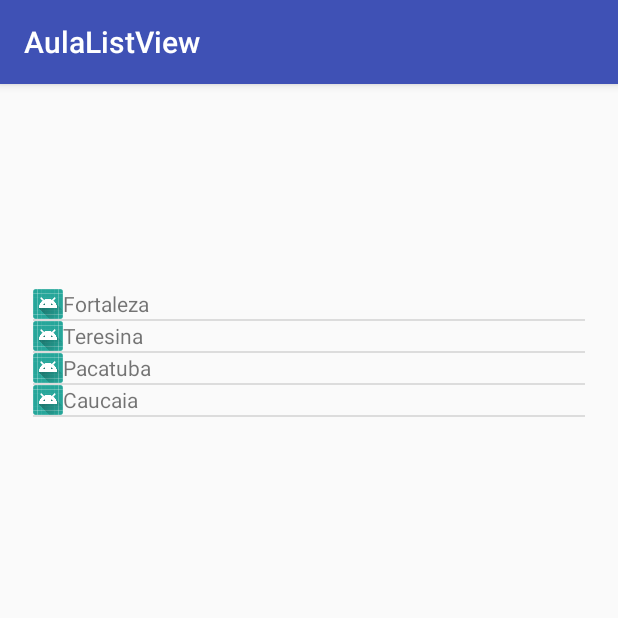
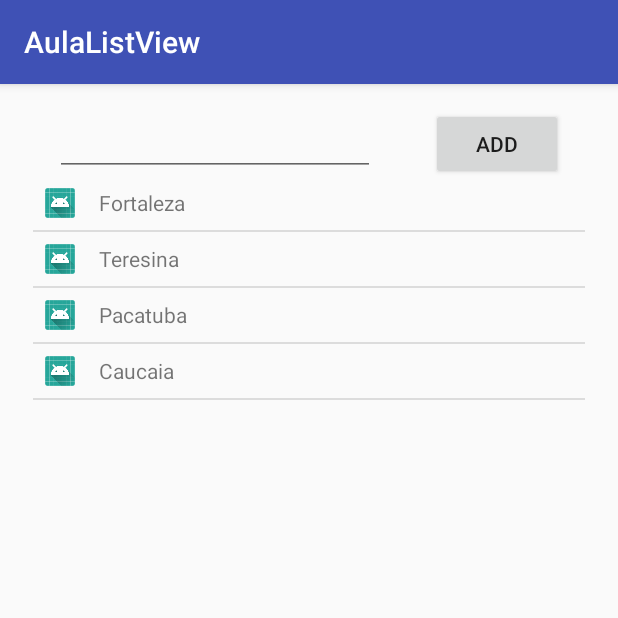
Before and after one commit to manelv8/AulaListView, an Android app: the screen it shows after launch (MainActivity), on a phone screen of 412 x 824 dp, the top half of it. Run offline under Robolectric (Android 15) with nearby library versions, the phone set to English and light mode, and no system bars.

Commit message:
adicionando elementos na listview

```diff
--- a/app/src/main/java/tech/sobre/aulalistview/MainActivity.java
+++ b/app/src/main/java/tech/sobre/aulalistview/MainActivity.java
@@ -4,6 +4,7 @@ import android.support.v7.app.AppCompatActivity;
 import android.os.Bundle;
 import android.view.View;
 import android.widget.AdapterView;
+import android.widget.EditText;
 import android.widget.ArrayAdapter;
 import android.widget.ListView;
 import android.widget.Toast;
@@ -14,6 +15,7 @@ import java.util.Arrays;
 public class MainActivity extends AppCompatActivity {
 
     ListView listview;
+    EditText etCidade;
     String minhaLista[];
     ArrayList<String> arrayList;
 
@@ -24,6 +26,8 @@ public class MainActivity extends AppCompatActivity {
         setContentView(R.layout.activity_main);
 
         listview = findViewById(R.id.listview);
+
+        etCidade = findViewById(R.id.etCidade);
 
         minhaLista = getResources().getStringArray(R.array.lista_cidades);
 
@@ -63,4 +67,18 @@ public class MainActivity extends AppCompatActivity {
 //       });
 
     }
+
+
+    public void addItem(View view) {
+        String cidade = etCidade.getText().toString();
+        if(cidade.isEmpty()){
+            Toast.makeText(this,"digite uma cidade", Toast.LENGTH_SHORT).show();
+        }else{
+            arrayList.add(cidade);
+            adapter.notifyDataSetChanged();
+            etCidade.setText("");
+        }
+
+    }
+
 }
--- a/app/src/main/res/layout/activity_main.xml
+++ b/app/src/main/res/layout/activity_main.xml
@@ -10,13 +10,38 @@
     <ListView
         android:id="@+id/listview"
         android:layout_width="368dp"
-        android:layout_height="495dp"
+        android:layout_height="0dp"
         android:layout_marginBottom="8dp"
         android:layout_marginEnd="8dp"
         android:layout_marginStart="8dp"
-        android:layout_marginTop="8dp"
         app:layout_constraintBottom_toBottomOf="parent"
         app:layout_constraintEnd_toEndOf="parent"
+        app:layout_constraintHorizontal_bias="0.5"
+        app:layout_constraintStart_toStartOf="parent"
+        app:layout_constraintTop_toBottomOf="@+id/etCidade" />
+
+    <EditText
+        android:id="@+id/etCidade"
+        android:layout_width="wrap_content"
+        android:layout_height="wrap_content"
+        android:layout_marginTop="16dp"
+        android:ems="10"
+        android:inputType="textPersonName"
+        app:layout_constraintBottom_toTopOf="@+id/listview"
+        app:layout_constraintEnd_toStartOf="@+id/btnAdicionar"
+        app:layout_constraintHorizontal_bias="0.5"
         app:layout_constraintStart_toStartOf="parent"
         app:layout_constraintTop_toTopOf="parent" />
+
+    <Button
+        android:id="@+id/btnAdicionar"
+        android:layout_width="wrap_content"
+        android:layout_height="wrap_content"
+        android:text="Add"
+        app:layout_constraintEnd_toEndOf="parent"
+        app:layout_constraintHorizontal_bias="0.5"
+        app:layout_constraintStart_toEndOf="@+id/etCidade"
+        app:layout_constraintTop_toTopOf="@+id/etCidade"
+        android:onClick="addItem"/>
+
 </android.support.constraint.ConstraintLayout>
--- a/app/src/main/res/layout/simple_list.xml
+++ b/app/src/main/res/layout/simple_list.xml
@@ -10,11 +10,13 @@
     <ImageView
         android:layout_width="20dp"
         android:layout_height="20dp"
-        android:src="@mipmap/ic_launcher"/>
+        android:src="@mipmap/ic_launcher"
+        android:layout_margin="8dp"/>
 
 
     <TextView
         android:id="@+id/tvCityName"
         android:layout_width="match_parent"
-        android:layout_height="wrap_content" />
+        android:layout_height="wrap_content"
+        android:layout_margin="8dp"/>
 </LinearLayout>
```
